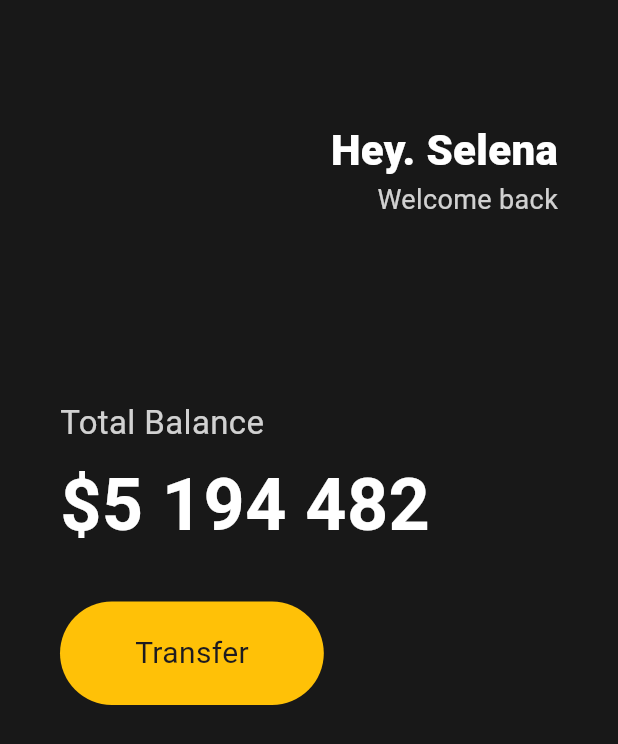
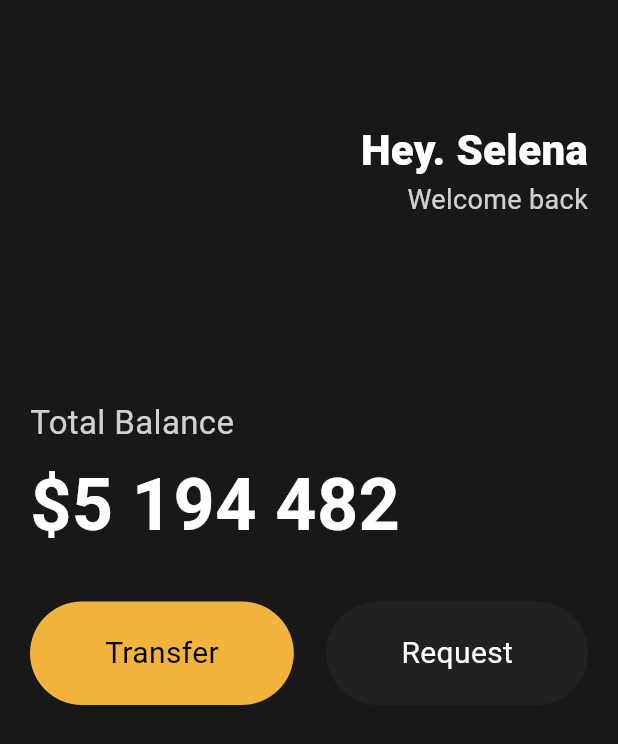
Before and after one commit to kimbomm/flutter_toonfix, a Flutter app: the screen it shows after launch, on a phone screen of 412 x 824 dp. Shown: the top 744 px of the screen. Run offline on Flutter 3.47's test engine with Material 3 defaults, Android fonts, the phone set to English and light mode, and no system bars.

Commit message:
#3.5 ui challenge  - Reusable Widgets

```diff
--- a/lib/main.dart
+++ b/lib/main.dart
@@ -1,7 +1,5 @@
 import 'package:flutter/material.dart';
-import 'package:flutter/painting.dart';
-import 'package:flutter/rendering.dart';
-import 'package:flutter/widgets.dart';
+import 'package:toonfix/widgets/button.dart';
 
 void main() {
   runApp(const App());
@@ -12,11 +10,13 @@ class App extends StatelessWidget {
 
   @override
   Widget build(BuildContext context) {
-    return MaterialApp(
+    return const MaterialApp(
       home: Scaffold(
         backgroundColor: Color(0xFF181818),
         body: Padding(
-          padding: EdgeInsets.symmetric(horizontal: 40),
+          padding: EdgeInsets.symmetric(
+            horizontal: 20,
+          ),
           child: Column(
             crossAxisAlignment: CrossAxisAlignment.start,
             children: [
@@ -71,24 +71,17 @@ class App extends StatelessWidget {
                 height: 30,
               ),
               Row(
+                mainAxisAlignment: MainAxisAlignment.spaceBetween,
                 children: [
-                  Container(
-                    decoration: BoxDecoration(
-                      color: Colors.amber,
-                      borderRadius: BorderRadius.circular(45),
-                    ),
-                    child: Padding(
-                      padding: EdgeInsets.symmetric(
-                        vertical: 20,
-                        horizontal: 50,
-                      ),
-                      child: Text(
-                        'Transfer',
-                        style: TextStyle(
-                          fontSize: 20,
-                        ),
-                      ),
-                    ),
+                  Button(
+                    text: 'Transfer',
+                    bgColor: Color(0xFFF1b33B),
+                    textColor: Colors.black,
+                  ),
+                  Button(
+                    text: 'Request',
+                    bgColor: Color(0xFF1F2123),
+                    textColor: Colors.white,
                   ),
                 ],
               )
--- /dev/null
+++ b/lib/widgets/button.dart
@@ -0,0 +1,37 @@
+import 'package:flutter/material.dart';
+
+class Button extends StatelessWidget {
+  final String text;
+  final Color bgColor;
+  final Color textColor;
+
+  const Button({
+    super.key,
+    required this.text,
+    required this.bgColor,
+    required this.textColor,
+  });
+
+  @override
+  Widget build(BuildContext context) {
+    return Container(
+      decoration: BoxDecoration(
+        color: bgColor,
+        borderRadius: BorderRadius.circular(45),
+      ),
+      child: Padding(
+        padding: const EdgeInsets.symmetric(
+          vertical: 20,
+          horizontal: 50,
+        ),
+        child: Text(
+          text,
+          style: TextStyle(
+            color: textColor,
+            fontSize: 20,
+          ),
+        ),
+      ),
+    );
+  }
+}
```
